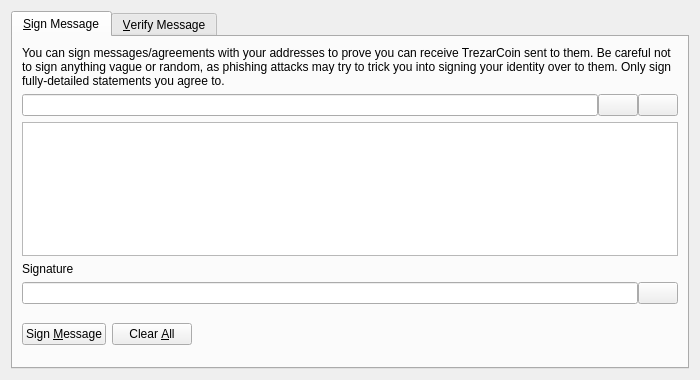
Above: src/qt/forms/signverifymessagedialog.ui from TrezarCoin/TrezarCoin before the change. Below: the same form after it.
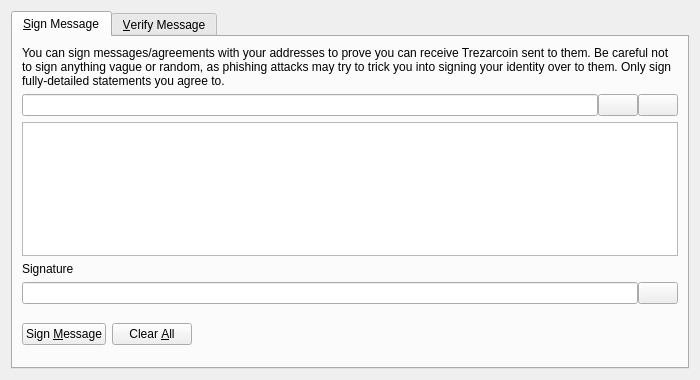
That is the form after the change. Icons and pictures are not drawn. Custom widgets are drawn as their Qt base class.

Commit message: TrezarCoin > Trezarcoin

```diff
--- a/src/qt/forms/signverifymessagedialog.ui
+++ b/src/qt/forms/signverifymessagedialog.ui
@@ -30,7 +30,7 @@
        <item>
         <widget class="QLabel" name="infoLabel_SM">
          <property name="text">
-          <string>You can sign messages/agreements with your addresses to prove you can receive TrezarCoin sent to them. Be careful not to sign anything vague or random, as phishing attacks may try to trick you into signing your identity over to them. Only sign fully-detailed statements you agree to.</string>
+          <string>You can sign messages/agreements with your addresses to prove you can receive Trezarcoin sent to them. Be careful not to sign anything vague or random, as phishing attacks may try to trick you into signing your identity over to them. Only sign fully-detailed statements you agree to.</string>
          </property>
          <property name="textFormat">
           <enum>Qt::PlainText</enum>
```
Left out of the diff: 8 changed lines with no effect on the pictures. The commit also changes 37 other files.
